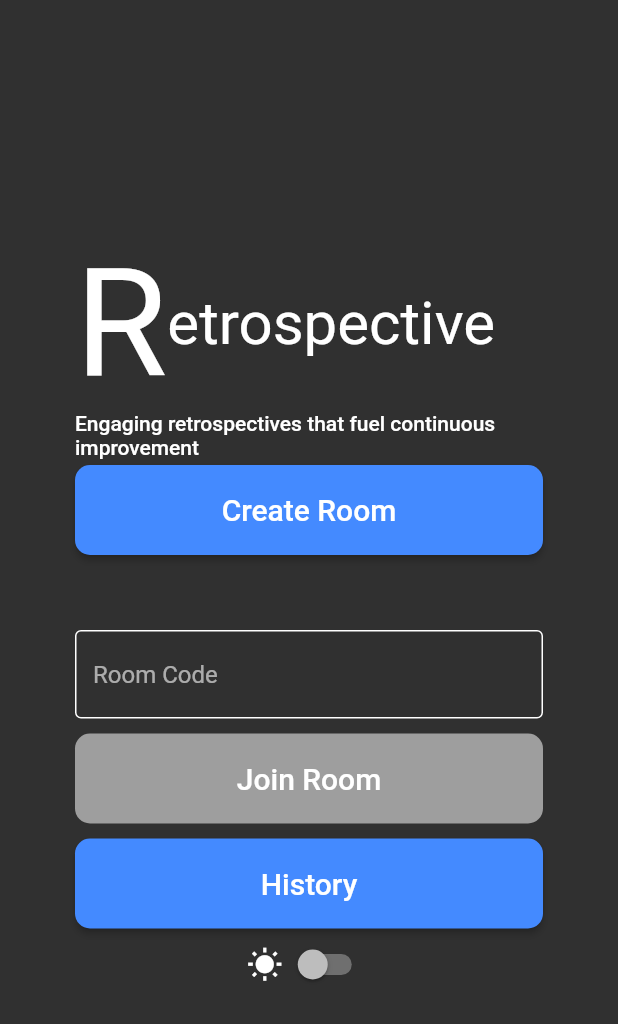
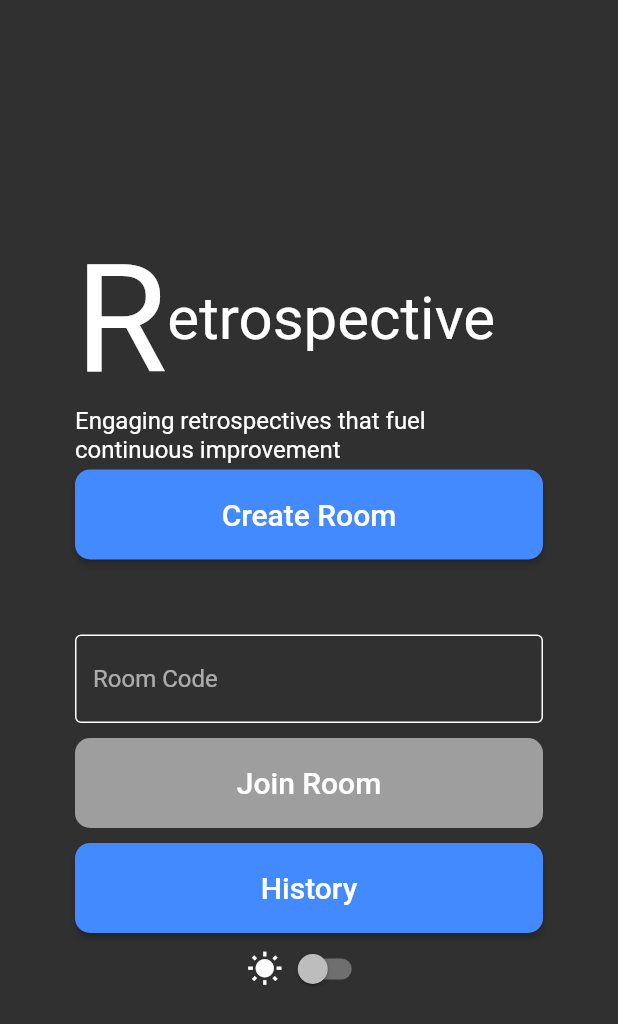
Before and after one commit to Mihrimah/retrospective, a Flutter app: the screen it shows after launch, on a phone screen of 412 x 824 dp. Shown: the top 1024 px of the screen. Run offline on Flutter 3.47's test engine with Material 2 defaults, Android fonts, the phone set to English and light mode, and no system bars; our stand-ins replace cloud_firestore, firebase_core, shared_preferences; missing offline and left inert: mailer; accounts and stored records are empty.

```diff
--- a/lib/app.dart
+++ b/lib/app.dart
@@ -39,6 +39,7 @@ class App extends StatelessWidget {
         const Locale('de', 'DE'),
         const Locale('es', 'ES'),
         const Locale('it', 'IT'),
+        const Locale('fr', 'FR'),
       ],
     );
   }
--- a/lib/localization/retrospective_localizations_delegate.dart
+++ b/lib/localization/retrospective_localizations_delegate.dart
@@ -6,7 +6,7 @@ class RetrospectiveLocalizationsDelegate extends LocalizationsDelegate<Retrospec
   const RetrospectiveLocalizationsDelegate();
 
   @override
-  bool isSupported(Locale locale) => ['en', 'tr', 'de', 'es', 'it'].contains(locale.languageCode);
+  bool isSupported(Locale locale) => ['en', 'tr', 'de', 'es', 'it', 'fr'].contains(locale.languageCode);
 
   @override
   Future<RetrospectiveLocalization> load(Locale locale) {
--- a/lib/pages/start_page.dart
+++ b/lib/pages/start_page.dart
@@ -63,11 +63,11 @@ class _StartPageState extends State<StartPage>
                         },
                       )),
                       SizedBox(
-                        height: 36,
+                        height: 42,
                         width: double.infinity,
                         child: Text(
                             RetrospectiveLocalization.of(context).retrospectiveExp,
-                            style: Theme.of(context).textTheme.bodyText1),
+                            style: TextStyle(fontSize: 16)),
                       ),
                       SizedBox(
                         height: 60,
```
Also changed, not shown: lib/localization/retrospective_localization.dart (+32 -0 lines).
